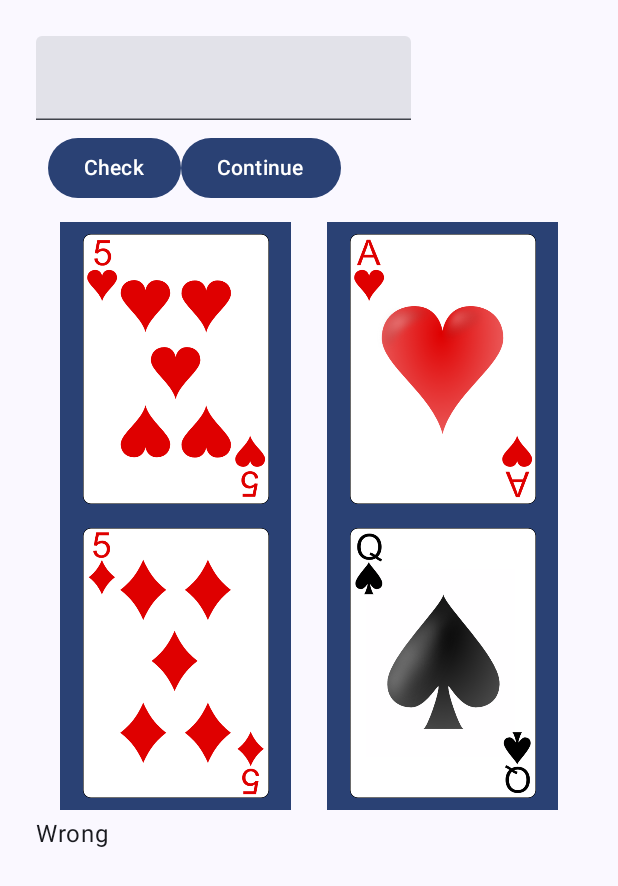
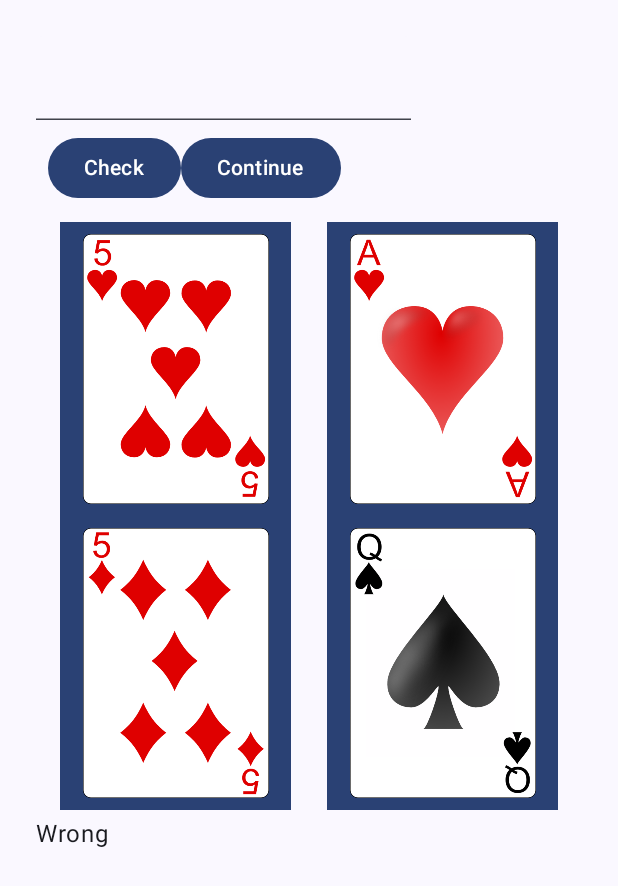
Before and after one commit to liming-zhao/androidapp, an Android app built with Jetpack Compose: the screen it shows after launch (MainActivity), after a tap on "Check", on a phone screen of 412 x 824 dp. Shown: the top 886 px of the screen. Run offline under Robolectric (Android 15) with nearby library versions, the phone set to English and light mode, and no system bars.

```diff
--- a/app/build.gradle.kts
+++ b/app/build.gradle.kts
@@ -50,6 +50,7 @@ dependencies {
     implementation(libs.androidx.ui.tooling.preview)
     implementation(libs.androidx.material3)
     implementation(files("libs\\exp4j-0.4.8.jar"))
+    implementation(libs.androidx.runtime)
     testImplementation(libs.junit)
     testImplementation(libs.junit.jupiter)
     testImplementation(libs.junit.jupiter)
--- a/app/src/main/java/com/example/fungame/MainActivity.kt
+++ b/app/src/main/java/com/example/fungame/MainActivity.kt
@@ -13,20 +13,24 @@ import androidx.compose.foundation.layout.Arrangement
 import androidx.compose.foundation.layout.Column
 import androidx.compose.foundation.layout.Row
 import androidx.compose.foundation.layout.fillMaxSize
+import androidx.compose.foundation.layout.fillMaxWidth
+import androidx.compose.foundation.layout.heightIn
 import androidx.compose.foundation.layout.padding
 import androidx.compose.foundation.layout.size
 import androidx.compose.foundation.layout.width
-import androidx.compose.foundation.lazy.LazyColumn
 import androidx.compose.foundation.lazy.grid.GridCells
 import androidx.compose.foundation.lazy.grid.LazyVerticalGrid
 import androidx.compose.foundation.lazy.grid.items
-import androidx.compose.foundation.lazy.items
-import androidx.compose.foundation.shape.CircleShape
+import androidx.compose.material.icons.Icons
+import androidx.compose.material.icons.filled.Search
 import androidx.compose.material3.Button
+import androidx.compose.material3.Icon
+import androidx.compose.material3.IconButton
 import androidx.compose.material3.MaterialTheme
 import androidx.compose.material3.Surface
 import androidx.compose.material3.Text
 import androidx.compose.material3.TextField
+import androidx.compose.material3.TextFieldDefaults
 import androidx.compose.runtime.Composable
 import androidx.compose.runtime.getValue
 import androidx.compose.runtime.mutableStateListOf
@@ -35,8 +39,6 @@ import androidx.compose.runtime.remember
 import androidx.compose.runtime.setValue
 import androidx.compose.ui.Alignment
 import androidx.compose.ui.Modifier
-import androidx.compose.ui.draw.clip
-import androidx.compose.ui.layout.ContentScale
 import androidx.compose.ui.platform.LocalContext
 import androidx.compose.ui.res.painterResource
 import androidx.compose.ui.text.TextStyle
@@ -201,6 +203,39 @@ fun MyApp(modifier: Modifier = Modifier){
       }
     }
 
+
+
+@Composable
+fun TextBox(
+    modifier: Modifier = Modifier,
+    text: String,
+    onTextChange: (String) -> Unit
+    //,
+    //onSearchClick: () -> Unit
+) {
+    TextField(
+        value = text,
+        onValueChange = onTextChange,
+        /*,leadingIcon = {
+            IconButton(onClick = onSearchClick) {
+                Icon(
+                    imageVector = Icons.Default.Search,
+                    contentDescription = "Search"
+                )
+            }
+        },*/
+        colors = TextFieldDefaults.colors(
+            unfocusedContainerColor = MaterialTheme.colorScheme.surface,
+            focusedContainerColor = MaterialTheme.colorScheme.surface
+        ),
+        modifier = modifier
+            .fillMaxWidth()
+            .heightIn(min = 56.dp)
+    )
+}
+
+
+
 @Composable
 private fun Greetings(
     modifier: Modifier = Modifier,
@@ -212,15 +247,14 @@ private fun Greetings(
     onClickContinue: ()->Unit
 ) {
 
-    TextField(
-        value = text,
-        onValueChange = onTextChange,
-        modifier = modifier.width(250.dp),
-        textStyle = TextStyle(
-            fontSize = 20.sp // 👈 Change font size here
-        )
+    TextBox(
+        text = text,
+        onTextChange = onTextChange,
+        //,
+        //onSearchClick = onClick, // or any function you'd like
+        modifier = Modifier.width(250.dp)
+    )
 
-    )
     Row(modifier = Modifier.padding((8.dp))) {
 
         Button(onClick = onClick) {
--- a/gradle/libs.versions.toml
+++ b/gradle/libs.versions.toml
@@ -9,6 +9,7 @@ lifecycleRuntimeKtx = "2.8.7"
 activityCompose = "1.10.1"
 composeBom = "2024.04.01"
 junitJupiter = "5.8.1"
+runtime = "1.9.0"
 
 [libraries]
 androidx-core-ktx = { group = "androidx.core", name = "core-ktx", version.ref = "coreKtx" }
@@ -26,6 +27,7 @@ androidx-ui-test-manifest = { group = "androidx.compose.ui", name = "ui-test-man
 androidx-ui-test-junit4 = { group = "androidx.compose.ui", name = "ui-test-junit4" }
 androidx-material3 = { group = "androidx.compose.material3", name = "material3" }
 junit-jupiter = { group = "org.junit.jupiter", name = "junit-jupiter", version.ref = "junitJupiter" }
+androidx-runtime = { group = "androidx.compose.runtime", name = "runtime", version.ref = "runtime" }
 
 [plugins]
 android-application = { id = "com.android.application", version.ref = "agp" }
```
